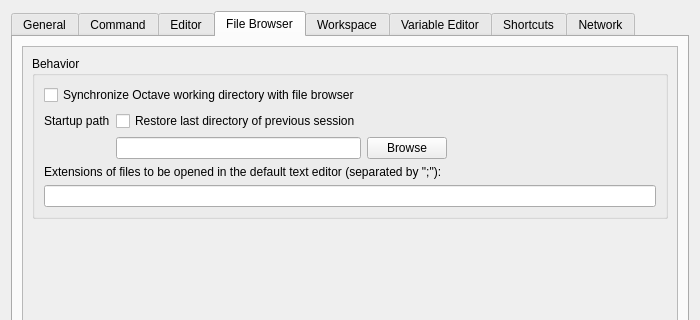
Old version of the form libgui/src/settings-dialog.ui in the repository ctaggart/octave; both pictures show x 0 to 700 and y 0 to 320 of the 700 by 673 pixel window.
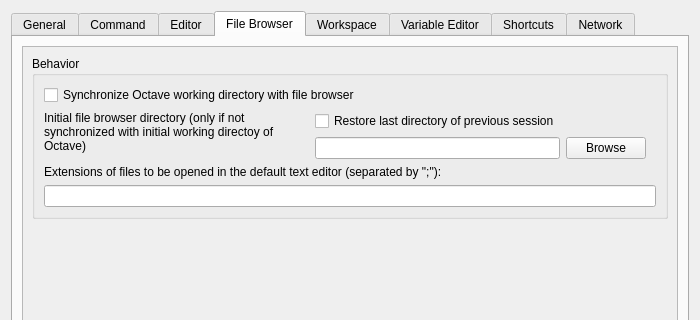
New version of the form. The open tabs and pages were chosen to show the change.

Commit message:
improve clearity of some labels in settings dialog (bug #54737)
* settings-dialog.ui: update labels for initial working directories of octave
  interpreter and of file browser

Patch:
```diff
--- a/libgui/src/settings-dialog.ui
+++ b/libgui/src/settings-dialog.ui
@@ -2126,8 +2126,8 @@
            <rect>
             <x>0</x>
             <y>0</y>
-            <width>664</width>
-            <height>570</height>
+            <width>658</width>
+            <height>571</height>
            </rect>
           </property>
           <layout class="QGridLayout" name="gridLayout_8">
@@ -2148,68 +2148,68 @@
                 </item>
                 <item>
                  <layout class="QGridLayout" name="lo_file_browser_startup">
-                  <item row="1" column="3">
-                   <spacer name="horizontalSpacer_30">
-                    <property name="orientation">
-                     <enum>Qt::Horizontal</enum>
-                    </property>
-                    <property name="sizeHint" stdset="0">
-                     <size>
-                      <width>40</width>
-                      <height>20</height>
-                     </size>
-                    </property>
-                   </spacer>
-                  </item>
                   <item row="0" column="1">
-                   <widget class="QCheckBox" name="cb_restore_file_browser_dir">
-                    <property name="text">
-                     <string>Restore last directory of previous session</string>
+                   <layout class="QGridLayout" name="gridLayout_22">
+                    <property name="topMargin">
+                     <number>0</number>
                     </property>
-                   </widget>
-                  </item>
-                  <item row="0" column="3">
-                   <spacer name="horizontalSpacer_29">
-                    <property name="orientation">
-                     <enum>Qt::Horizontal</enum>
-                    </property>
-                    <property name="sizeHint" stdset="0">
-                     <size>
-                      <width>40</width>
-                      <height>20</height>
-                     </size>
-                    </property>
-                   </spacer>
-                  </item>
-                  <item row="1" column="2">
-                   <widget class="QPushButton" name="pb_file_browser_dir">
-                    <property name="sizePolicy">
-                     <sizepolicy hsizetype="Minimum" vsizetype="Fixed">
-                      <horstretch>0</horstretch>
-                      <verstretch>0</verstretch>
-                     </sizepolicy>
-                    </property>
-                    <property name="text">
-                     <string>Browse</string>
-                    </property>
-                   </widget>
+                    <item row="0" column="0">
+                     <widget class="QCheckBox" name="cb_restore_file_browser_dir">
+                      <property name="text">
+                       <string>Restore last directory of previous session</string>
+                      </property>
+                     </widget>
+                    </item>
+                    <item row="1" column="0">
+                     <widget class="QLineEdit" name="le_file_browser_dir">
+                      <property name="sizePolicy">
+                       <sizepolicy hsizetype="Expanding" vsizetype="Preferred">
+                        <horstretch>0</horstretch>
+                        <verstretch>0</verstretch>
+                       </sizepolicy>
+                      </property>
+                     </widget>
+                    </item>
+                    <item row="1" column="1">
+                     <widget class="QPushButton" name="pb_file_browser_dir">
+                      <property name="sizePolicy">
+                       <sizepolicy hsizetype="Minimum" vsizetype="Fixed">
+                        <horstretch>0</horstretch>
+                        <verstretch>0</verstretch>
+                       </sizepolicy>
+                      </property>
+                      <property name="text">
+                       <string>Browse</string>
+                      </property>
+                     </widget>
+                    </item>
+                   </layout>
                   </item>
                   <item row="0" column="0">
                    <widget class="QLabel" name="lbl_file_browser_dir">
                     <property name="text">
-                     <string>Startup path</string>
+                     <string>Initial file browser directory (only if not synchronized with initial working directoy of Octave)</string>
+                    </property>
+                    <property name="alignment">
+                     <set>Qt::AlignLeading|Qt::AlignLeft|Qt::AlignTop</set>
+                    </property>
+                    <property name="wordWrap">
+                     <bool>true</bool>
                     </property>
                    </widget>
                   </item>
-                  <item row="1" column="1">
-                   <widget class="QLineEdit" name="le_file_browser_dir">
-                    <property name="sizePolicy">
-                     <sizepolicy hsizetype="Expanding" vsizetype="Preferred">
-                      <horstretch>0</horstretch>
-                      <verstretch>0</verstretch>
-                     </sizepolicy>
+                  <item row="0" column="3">
+                   <spacer name="horizontalSpacer_29">
+                    <property name="orientation">
+                     <enum>Qt::Horizontal</enum>
                     </property>
-                   </widget>
+                    <property name="sizeHint" stdset="0">
+                     <size>
+                      <width>20</width>
+                      <height>20</height>
+                     </size>
+                    </property>
+                   </spacer>
                   </item>
                  </layout>
                 </item>
@@ -2244,7 +2244,7 @@
              <property name="sizeHint" stdset="0">
               <size>
                <width>20</width>
-               <height>360</height>
+               <height>100</height>
               </size>
              </property>
             </spacer>
```
Left out of the diff: 114 changed lines with no effect on the pictures.
